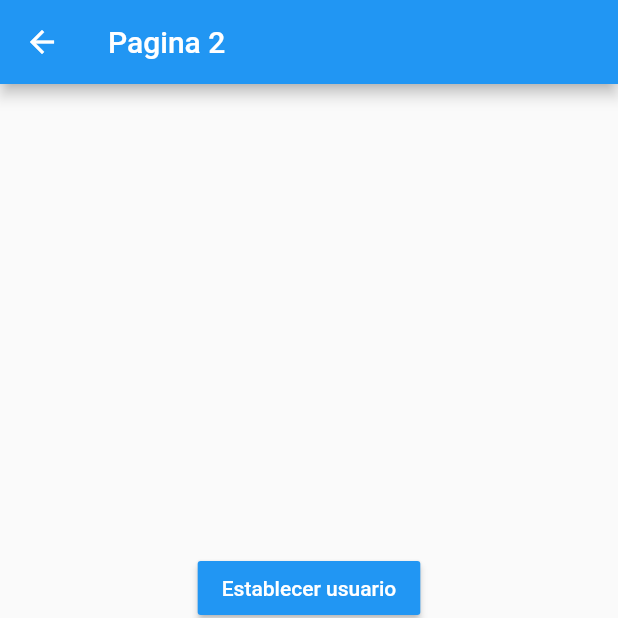
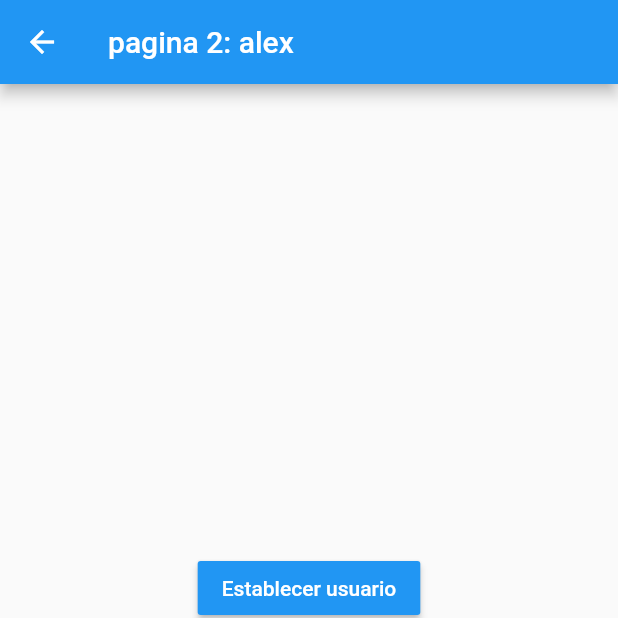
Before and after one commit to johncristobal/flutterAdvanced, a Flutter app: the Page2Page screen opened by its route, after a tap on "Establecer usuario", on a phone screen of 412 x 824 dp, the top half of it. Run offline on Flutter 3.47's test engine with Material 2 defaults, Android fonts, the phone set to English and light mode, and no system bars; our stand-ins replace flutter_secure_storage, pie_chart, pull_to_refresh, socket_io_client; accounts and stored records are empty.

Commit message:
finSingleton

```diff
--- a/s6_singleton/lib/pages/pagina1_page.dart
+++ b/s6_singleton/lib/pages/pagina1_page.dart
@@ -1,4 +1,6 @@
 import 'package:flutter/material.dart';
+import 'package:s6_singleton/models/usuario.dart';
+import 'package:s6_singleton/services/usuario_service.dart';
 
 
 class Page1Page extends StatelessWidget {
@@ -9,8 +11,15 @@ class Page1Page extends StatelessWidget {
       appBar: AppBar(
         title: Text("Pagina 1"),
       ),
-      body: InfoUsuario(),
-     floatingActionButton: FloatingActionButton(
+      body: StreamBuilder(
+        stream: usuarioService.usuarioStream,
+        builder: (BuildContext context, AsyncSnapshot<Usuario> snapshot) {
+          return (snapshot.hasData)
+            ? InfoUsuario(usuario: snapshot.data)
+            : Center(child: Text("No hay info de usuario"),);
+        },
+      ),
+      floatingActionButton: FloatingActionButton(
        child: Icon(Icons.adb),
        onPressed: () => Navigator.pushNamed(context, "pagina2"),
      ),
@@ -19,6 +28,10 @@ class Page1Page extends StatelessWidget {
 }
 
 class InfoUsuario extends StatelessWidget {
+
+  final Usuario? usuario;
+
+  const InfoUsuario({this.usuario});
 
   @override
   Widget build(BuildContext context) {
@@ -32,8 +45,8 @@ class InfoUsuario extends StatelessWidget {
           Text("General", style: TextStyle(fontSize: 18, fontWeight: FontWeight.bold,)),
           Divider(),
 
-          ListTile(title: Text("Nombre: "),),
-          ListTile(title: Text("Edad: "),),
+          ListTile(title: Text("Nombre: ${usuario!.nombre}"),),
+          ListTile(title: Text("Edad: ${usuario!.edad}"),),
 
           Text("Profesiones", style: TextStyle(fontSize: 18, fontWeight: FontWeight.bold,)),
           Divider(),
--- a/s6_singleton/lib/pages/pagina2_page.dart
+++ b/s6_singleton/lib/pages/pagina2_page.dart
@@ -1,4 +1,6 @@
 import 'package:flutter/material.dart';
+import 'package:s6_singleton/models/usuario.dart';
+import 'package:s6_singleton/services/usuario_service.dart';
 
 
 class Page2Page extends StatelessWidget {
@@ -7,7 +9,14 @@ class Page2Page extends StatelessWidget {
   Widget build(BuildContext context) {
     return Scaffold(
       appBar: AppBar(
-        title: Text("Pagina 2"),
+        title: StreamBuilder(
+          stream: usuarioService.usuarioStream,
+          builder: (BuildContext context, AsyncSnapshot<Usuario> snapshot) {
+            return snapshot.hasData
+            ? Text("pagina 2: ${snapshot.data!.nombre}")
+            : Text("Pagina 2");
+          },
+        ),
       ),
       body: Center(
         child: Column(
@@ -17,7 +26,12 @@ class Page2Page extends StatelessWidget {
               child: Text("Establecer usuario", style: TextStyle(color: Colors.white),),
               color: Colors.blue,
               onPressed: (){
-
+                usuarioService.cargarUsuario(
+                  new Usuario(
+                    nombre: "alex",
+                    edad: 29,
+                    profesiones: ["developer", "web", "tecnico"])
+                );
               }
             ),
 
@@ -25,7 +39,7 @@ class Page2Page extends StatelessWidget {
               child: Text("Cambiar edad", style: TextStyle(color: Colors.white),),
               color: Colors.blue,
               onPressed: (){
-
+                usuarioService.cambiarEdad(35);
               }
             ),
 
--- /dev/null
+++ b/s6_singleton/lib/services/usuario_service.dart
@@ -0,0 +1,32 @@
+import 'dart:async';
+
+import 'package:s6_singleton/models/usuario.dart';
+
+class _UsuarioService {
+
+  StreamController<Usuario> _usuarioStreamController = new StreamController<Usuario>.broadcast();
+
+  Stream<Usuario> get usuarioStream => _usuarioStreamController.stream;
+
+  Usuario? _usuario;
+  Usuario? get usuario => this._usuario;
+
+  void cargarUsuario( Usuario u){
+    this._usuario = u;
+    this._usuarioStreamController.add(u);
+  }
+
+  bool get existeUsuario => ( this._usuario != null) ? true : false;
+
+  void cambiarEdad(int e){
+    this._usuario!.edad = e;
+    this._usuarioStreamController.add(this._usuario!);
+  }
+
+  void limpiar(){
+    this._usuarioStreamController.close();
+  }
+
+}
+
+final usuarioService = new _UsuarioService();
```
